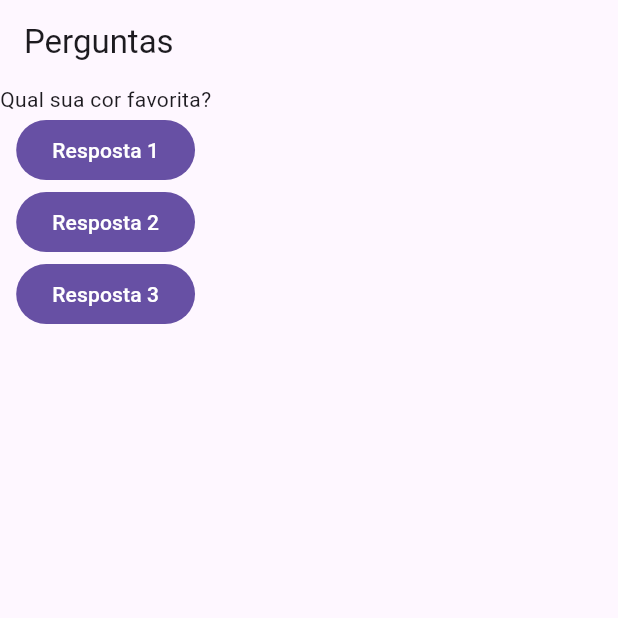
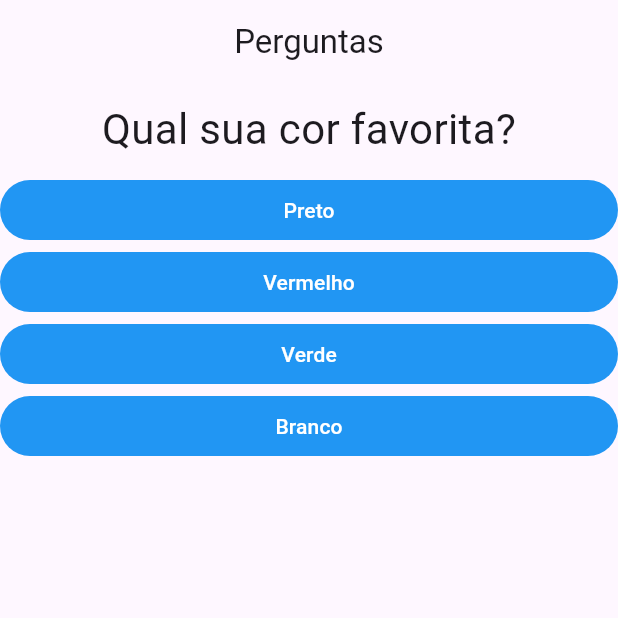
Before and after one commit to Beaads/ProjetoPerguntas, a Flutter app: the screen it shows after launch, on a phone screen of 412 x 824 dp, the top half of it. Run offline on Flutter 3.47's test engine with Material 3 defaults, Android fonts, the phone set to English and light mode, and no system bars.

Commit message:
continua implementaçao

```diff
--- a/lib/main.dart
+++ b/lib/main.dart
@@ -1,47 +1,74 @@
 import 'package:flutter/cupertino.dart';
 import 'package:flutter/material.dart';
-import 'package:projetoperguntas2/questao.dart';
+import 'package:projetoperguntas2/questionario.dart';
+import 'package:projetoperguntas2/resultado.dart';
 
 main() {
- runApp(PerguntaApp());
+  runApp(PerguntaApp());
 }
 
 class PerguntaApp extends StatefulWidget {
-
   @override
   State<PerguntaApp> createState() => _PerguntaAppState();
 }
 
 class _PerguntaAppState extends State<PerguntaApp> {
   var _perguntaSelecionada = 0;
+  var _notaTotal = 0;
+  final List<Map<String, Object>> _perguntas = const [
+    {
+      'texto': 'Qual sua cor favorita?',
+      'respostas': [
+        {'texto': 'Preto', 'nota': 5},
+        {'texto': 'Vermelho', 'nota': 3},
+        {'texto':'Verde', 'nota': 6},
+        {'texto': 'Branco', 'nota': 9},
+      ]
+    },
+    {
+      'texto': 'Qual é seu animal favorito?',
+      'respostas': [
+        {'texto':'Coelho', 'nota': 2},
+        {'texto':'Cobra', 'nota': 4},
+        {'texto':'Elefante', 'nota': 6},
+        {'texto':'Leão', 'nota': 8},
+      ]
+    },
+  ];
 
-  void _responder() {
+  void _responder(int nota) {
+    if (temPerguntaSelecionada) {
+      setState(() {
+        _perguntaSelecionada++;
+        _notaTotal += nota;
+      });
+    }
+  }
+
+  void _reiniciarQuestionario() {
     setState(() {
-      _perguntaSelecionada++;
+      _perguntaSelecionada = 0;
+      _notaTotal = 0;
     });
-    print('Pergunta respondida');
+  }
+
+  bool get temPerguntaSelecionada {
+    return _perguntaSelecionada < _perguntas.length;
   }
 
   @override
   Widget build(BuildContext context) {
-    final List<String> perguntas = [
-      'Qual sua cor favorita?',
-      'Qual é seu animal favorito?'
-    ];
-
     return MaterialApp(
       home: Scaffold(
         appBar: AppBar(
-          title: Text('Perguntas'),
+          title: Center(child: const Text('Perguntas')),
         ),
-        body: Column(
-          children: [
-            Questao(perguntas[_perguntaSelecionada]),
-            FilledButton(onPressed: _responder, child: Text('Resposta 1')),
-            FilledButton(onPressed: _responder, child: Text('Resposta 2')),
-            FilledButton(onPressed: _responder, child: Text('Resposta 3'))
-          ],
-        ),
+        body: temPerguntaSelecionada
+            ? Questionario(
+                perguntas: _perguntas,
+                perguntaSelecionada: _perguntaSelecionada,
+                responder: _responder)
+            : Resultado(_notaTotal, _reiniciarQuestionario),
       ),
     );
   }
--- a/lib/questao.dart
+++ b/lib/questao.dart
@@ -1,13 +1,22 @@
 import 'package:flutter/material.dart';
 
 class Questao extends StatelessWidget {
-
   Questao(this.texto);
 
   final String texto;
 
   @override
   Widget build(BuildContext context) {
-    return Text(texto);
+    return Container(
+      width: double.infinity,
+      margin: const EdgeInsets.all(10),
+      child: Text(
+        texto,
+        style: const TextStyle(
+          fontSize: 28,
+        ),
+        textAlign: TextAlign.center,
+      ),
+    );
   }
 }
--- /dev/null
+++ b/lib/questionario.dart
@@ -0,0 +1,49 @@
+import 'package:flutter/material.dart';
+import 'package:projetoperguntas2/questao.dart';
+import 'package:projetoperguntas2/resposta.dart';
+
+class Questionario extends StatelessWidget {
+  final List<Map<String, Object>> perguntas;
+  final int perguntaSelecionada;
+  final void Function(int) responder;
+
+  Questionario({
+    required this.perguntas,
+    required this.perguntaSelecionada,
+    required this.responder,
+  });
+
+  bool get temPerguntaSelecionada {
+    return perguntaSelecionada < perguntas.length;
+  }
+
+  @override
+  Widget build(BuildContext context) {
+    List<Map<String, Object>> respostas = temPerguntaSelecionada
+        ? perguntas[perguntaSelecionada]['respostas']
+    as List<Map<String, Object>>
+        : [];
+
+    return Column(
+      children: <Widget>[
+        Questao(perguntas[perguntaSelecionada]['texto'].toString()),
+        ...respostas.map((resp) {
+          String textoResp = resp['texto']?.toString() ?? 'No Text';
+          String pontuacaoStr = resp['pontuacao']?.toString() ?? '0';
+
+          int? pontuacao = int.tryParse(pontuacaoStr);
+          if (pontuacao == null) {
+            return Container(child: Text('Invalid score'));
+          }
+
+          return Resposta(
+            textoResp,
+                () => responder(pontuacao),
+          );
+        }).toList(),
+      ],
+    );
+
+
+  }
+}
--- /dev/null
+++ b/lib/resposta.dart
@@ -0,0 +1,24 @@
+import 'package:flutter/material.dart';
+
+class Resposta extends StatelessWidget {
+  final void Function() quandoSelecionado;
+  final String texto;
+
+  Resposta(
+      this.texto,
+      this.quandoSelecionado
+      );
+
+  @override
+  Widget build(BuildContext context) {
+    return  Container(
+      width: double.infinity,
+      child: FilledButton(
+          onPressed: quandoSelecionado,
+          child: Text(texto),
+          style: ButtonStyle(
+            backgroundColor: WidgetStateProperty.all(Colors.blue),
+          ),),
+    );
+  }
+}
```
Also changed, not shown: lib/resultado.dart (added, +43 -0 lines).
